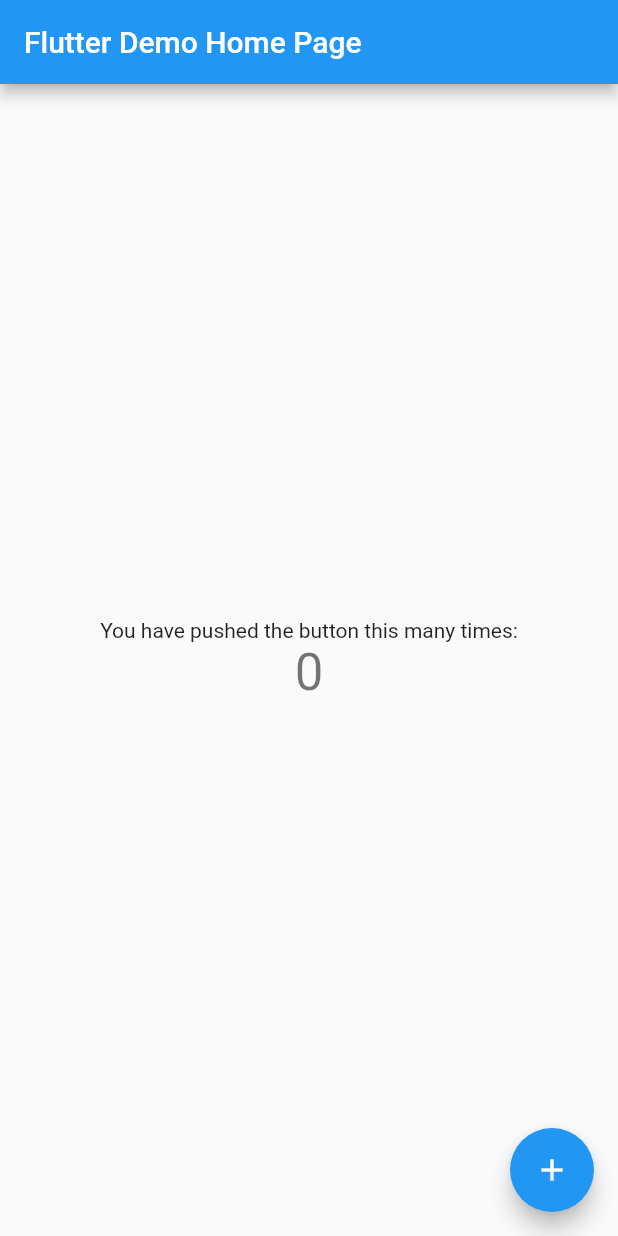
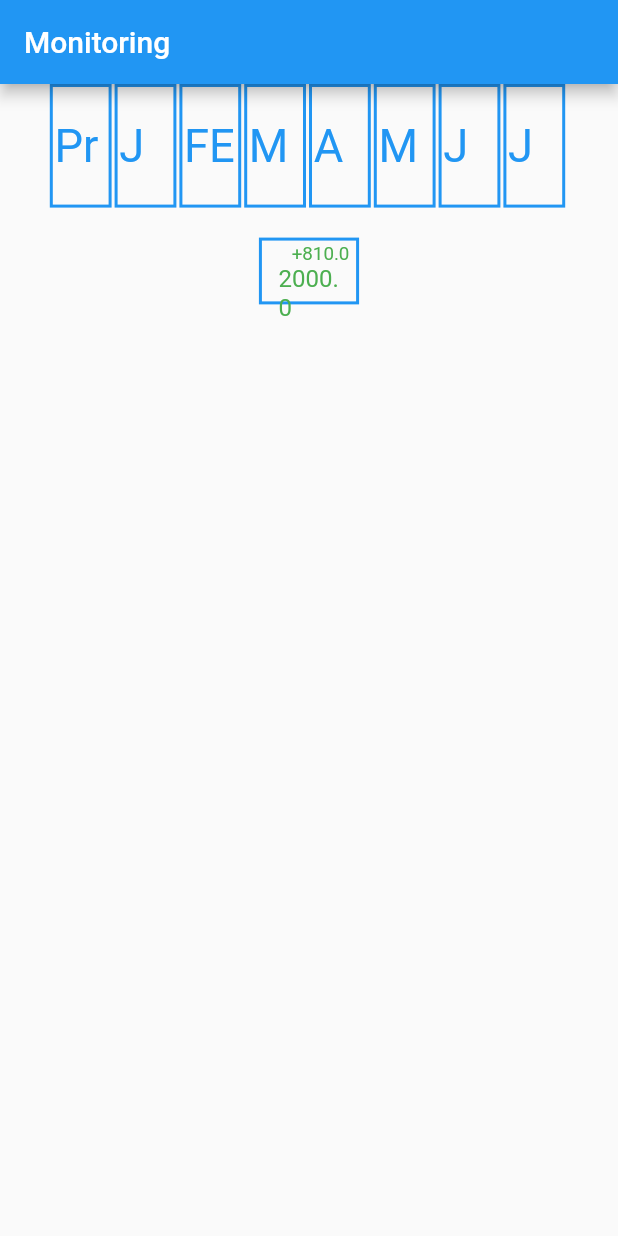
Before and after one commit to NestorBurma1/monitoring, a Flutter app: the screen it shows after launch, on a phone screen of 412 x 824 dp. Run offline on Flutter 3.47's test engine with Material 2 defaults, Android fonts, the phone set to English and light mode, and no system bars; our stand-ins replace dio, freezed_annotation; generated files the repository leaves out were written again.

Commit message:
Add home page in presentation.

```diff
--- a/lib/main.dart
+++ b/lib/main.dart
@@ -1,22 +1,21 @@
 import 'package:flutter/material.dart';
+import 'package:monitoring/presentation/Home_page/homepage.dart';
+
 
 void main() {
   runApp(MyApp());
 }
 
 class MyApp extends StatelessWidget {
-
   @override
   Widget build(BuildContext context) {
     return MaterialApp(
-      title: 'Flutter Demo',
+      title: 'Monitoring',
       theme: ThemeData(
-
         primarySwatch: Colors.blue,
-
         visualDensity: VisualDensity.adaptivePlatformDensity,
       ),
-      home: MyHomePage(title: 'Flutter Demo Home Page'),
+      home: MyHomePage(title: 'Monitoring'),
     );
   }
 }
@@ -31,44 +30,13 @@ class MyHomePage extends StatefulWidget {
 }
 
 class _MyHomePageState extends State<MyHomePage> {
-  int _counter = 0;
-
-  void _incrementCounter() {
-    setState(() {
-
-      _counter++;
-    });
-  }
-
   @override
   Widget build(BuildContext context) {
-
     return Scaffold(
       appBar: AppBar(
-
         title: Text(widget.title),
       ),
-      body: Center(
-
-        child: Column(
-
-          mainAxisAlignment: MainAxisAlignment.center,
-          children: <Widget>[
-            Text(
-              'You have pushed the button this many times:',
-            ),
-            Text(
-              '$_counter',
-              style: Theme.of(context).textTheme.headline4,
-            ),
-          ],
-        ),
-      ),
-      floatingActionButton: FloatingActionButton(
-        onPressed: _incrementCounter,
-        tooltip: 'Increment',
-        child: Icon(Icons.add),
-      ), // This trailing comma makes auto-formatting nicer for build methods.
+      body: HomePage(),
     );
   }
 }
--- /dev/null
+++ b/lib/presentation/home_page/home_page_widgets/month_container.dart
@@ -0,0 +1,43 @@
+import 'package:flutter/material.dart';
+import 'package:monitoring/presentation/theme/theme_const.dart';
+
+class MonthContainer extends StatelessWidget {
+  final String text;
+
+  MonthContainer({this.text});
+
+  @override
+  Widget build(BuildContext context) {
+    final Size _size = MediaQuery.of(context).size;
+    final double screenSizeNumber = _size.height * _size.width / 610000;
+    return Center(
+      child: Container(
+        width: _size.width / 10,
+        height: _size.height / 10,
+        decoration: BoxDecoration(
+          border: Border.all(
+            width: 2,
+            color: ThemeConst.borderColor,
+          ),
+        ),
+        child: Padding(
+          padding: EdgeInsets.all(
+            20.0 * screenSizeNumber / 10,
+          ),
+          child: Center(
+            child: Text(
+             text == 'Price \$/ton' ? text : text.toUpperCase() ,
+              maxLines: 1,
+              style: TextStyle(
+                color: ThemeConst.primaryTextColor,
+                fontSize: _size.height > 300.0
+                    ? (ThemeConst.primaryFontTextSize * (_size.height / 600))
+                    : (ThemeConst.primaryFontTextSize * (_size.height / 600)),
+              ),
+            ),
+          ),
+        ),
+      ),
+    );
+  }
+}
--- /dev/null
+++ b/lib/presentation/home_page/home_page_widgets/price_container.dart
@@ -0,0 +1,75 @@
+import 'package:flutter/cupertino.dart';
+import 'package:flutter/material.dart';
+import 'package:monitoring/presentation/theme/theme_const.dart';
+
+class PriceContainer extends StatelessWidget {
+  final double currentPrice;
+  final double previousPrice;
+  final Color color;
+
+  PriceContainer({this.currentPrice, this.previousPrice, this.color});
+
+  @override
+  Widget build(BuildContext context) {
+    final Size _size = MediaQuery.of(context).size;
+    final double screenSizeNumber = _size.height * _size.width / 610000;
+    return Center(
+      child: Container(
+        width: screenSizeNumber * 120,
+        height: screenSizeNumber * 80,
+        decoration: BoxDecoration(
+          border: Border.all(
+            width: 2,
+            color: ThemeConst.borderColor,
+          ),
+        ),
+        child: Column(
+          mainAxisSize: MainAxisSize.min,
+          children: [
+            Row(
+              mainAxisAlignment: MainAxisAlignment.end,
+              children: [
+                Container(
+                  padding: EdgeInsets.only(
+                      right: 8.0 * (screenSizeNumber),
+                      left: 0.0 * (screenSizeNumber),
+                      bottom: 0.0 * (screenSizeNumber),
+                      top: 2.0 * (screenSizeNumber)),
+                  child: Text(
+                    currentPrice > previousPrice
+                        ? '+${currentPrice - previousPrice}'
+                        : '${currentPrice - previousPrice}',
+                    style: TextStyle(
+                        color: color,
+                        fontSize: _size.height > 300.0
+                            ? ThemeConst.upPriceDeferenceFont *
+                                screenSizeNumber *
+                                0.9
+                            : ThemeConst.primaryFontNumberSize *
+                                screenSizeNumber *
+                                0.5),
+                  ),
+                ),
+              ],
+            ),
+            Padding(
+              padding: EdgeInsets.only(
+                  right: 20.0 * (screenSizeNumber),
+                  left: 20.0 * (screenSizeNumber),
+                  bottom: 0.0 * (screenSizeNumber),
+                  top: 0.0),
+              child: Text(
+                currentPrice.toString(),
+                style: TextStyle(
+                    color: color,
+                    fontSize: _size.height > 300.0
+                        ? ThemeConst.primaryFontNumberSize * screenSizeNumber * 0.9
+                        : ThemeConst.primaryFontNumberSize * screenSizeNumber * 0.5),
+              ),
+            ),
+          ],
+        ),
+      ),
+    );
+  }
+}
--- /dev/null
+++ b/lib/presentation/home_page/homepage.dart
@@ -0,0 +1,84 @@
+import 'package:flutter/material.dart';
+import 'package:flutter/widgets.dart';
+import 'package:monitoring/presentation/home_page/home_page_widgets/month_container.dart';
+import 'package:monitoring/presentation/theme/theme_const.dart';
+import 'home_page_widgets/price_container.dart';
+import 'list_traders_and_products.dart';
+
+class HomePage extends StatefulWidget {
+  @override
+  _HomePageState createState() => _HomePageState();
+}
+
+class _HomePageState extends State<HomePage> {
+  final List<String> _tradersAndProducts =
+      ListTradersAndProducts.getListTradersAndProducts();
+  final double previousPrice = 1190.0;
+  final double currentPrice = 2000;
+  final List<String> listMonth = [
+    'Price \$/ton',
+    'January',
+    'February',
+    'March',
+    'April',
+    'May',
+    'June',
+    'July'
+  ];
+
+  List<Widget> getMonth(List<String> lisMonth) {
+    List<Widget> returnedList = [];
+    listMonth.forEach((element) {
+      returnedList.add(
+        Row(
+          children: [
+            MonthContainer(
+              text: element,
+            ),
+            SizedBox(
+              width: 2,
+            ),
+          ],
+        ),
+      );
+    });
+    return returnedList;
+  }
+
+  @override
+  Widget build(BuildContext context) {
+    return SafeArea(
+      child: Container(
+        child: Column(
+          children: [
+            Center(
+              child: Row(
+                mainAxisAlignment: MainAxisAlignment.center,
+                children: getMonth(listMonth),
+              ),
+            ),
+            SizedBox(
+              height: 20.0,
+            ),
+            PriceContainer(
+              previousPrice: previousPrice,
+              currentPrice: currentPrice,
+              color: getColorFromPrice(previousPrice, currentPrice),
+            ),
+          ],
+        ),
+      ),
+    );
+  }
+}
+
+Color getColorFromPrice(double previousPrice, double currentPrice) {
+  Color _color;
+  if (previousPrice == currentPrice) {
+    _color = ThemeConst.primaryNumberColor;
+    return _color;
+  } else
+    return _color = previousPrice > currentPrice
+        ? ThemeConst.redNumberColor
+        : ThemeConst.greenNumberColor;
+}
--- /dev/null
+++ b/lib/presentation/theme/theme_const.dart
@@ -0,0 +1,12 @@
+import 'package:flutter/material.dart';
+
+class ThemeConst{
+  static const Color borderColor = Colors.blue;
+  static const Color primaryTextColor = Colors.blue;
+  static const Color primaryNumberColor = Colors.blue;
+  static const Color redNumberColor = Colors.red;
+  static const Color greenNumberColor = Colors.green;
+  static const double primaryFontNumberSize = 32.0;
+  static const double primaryFontTextSize = 22.0;
+  static const double upPriceDeferenceFont= 25.0;
+}
```
Also changed, not shown: lib/presentation/choose trader/choose_tarader_page.dart (deleted, +0 -15 lines), lib/presentation/choose trader/widgets/price_container.dart (deleted, +0 -10 lines), lib/presentation/home_page/list_traders_and_products.dart (renamed from lib/presentation/choose trader/list_traders_and_products.dart), 12 other files.
